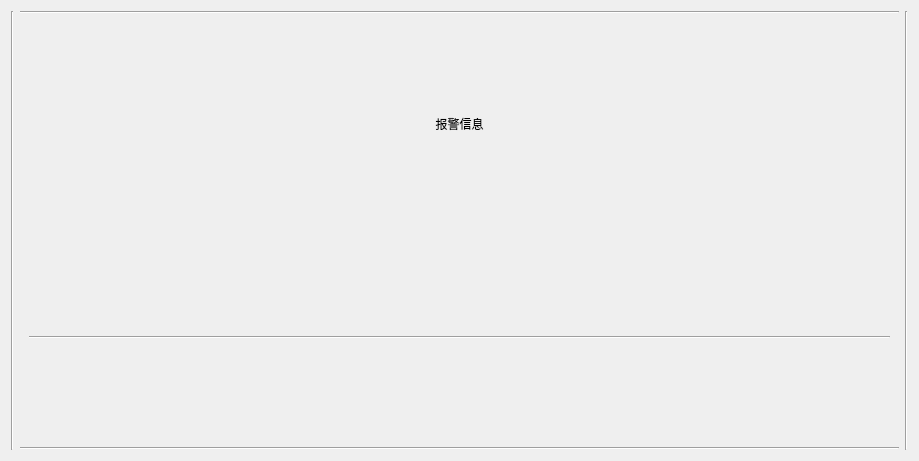
First picture: the form in src/qt-viewer/UI/src/diary.ui, repository ljy-biubiu/ls_ws_ros2, before the edit.
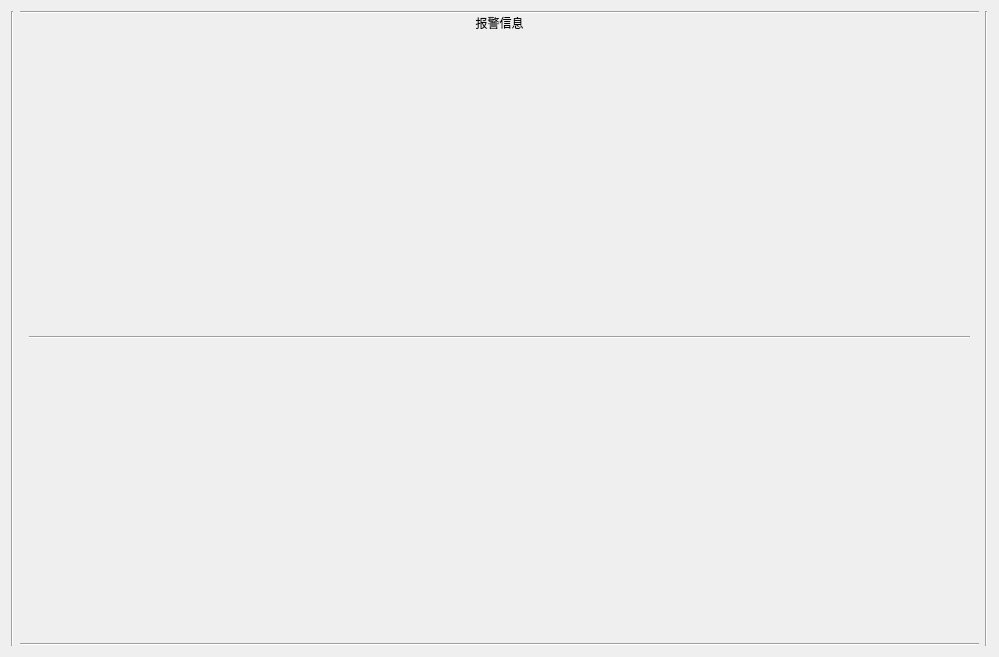
Second picture: the form after the edit.

The edit to the form file:
```diff
--- a/src/qt-viewer/UI/src/diary.ui
+++ b/src/qt-viewer/UI/src/diary.ui
@@ -6,8 +6,8 @@
    <rect>
     <x>0</x>
     <y>0</y>
-    <width>919</width>
-    <height>461</height>
+    <width>999</width>
+    <height>657</height>
    </rect>
   </property>
   <property name="acceptDrops">
@@ -27,7 +27,10 @@
       </widget>
      </item>
      <item>
-      <layout class="QVBoxLayout" name="verticalLayout_2">
+      <layout class="QVBoxLayout" name="verticalLayout_2" stretch="1,0,10,1">
+       <property name="spacing">
+        <number>0</number>
+       </property>
        <item>
         <widget class="Line" name="line_2">
          <property name="orientation">
@@ -40,6 +43,9 @@
          <property name="autoFillBackground">
           <bool>true</bool>
          </property>
+         <property name="styleSheet">
+          <string notr="true">background-color: rgb(34, 34 34);</string>
+         </property>
          <property name="text">
           <string>报警信息</string>
          </property>
```
